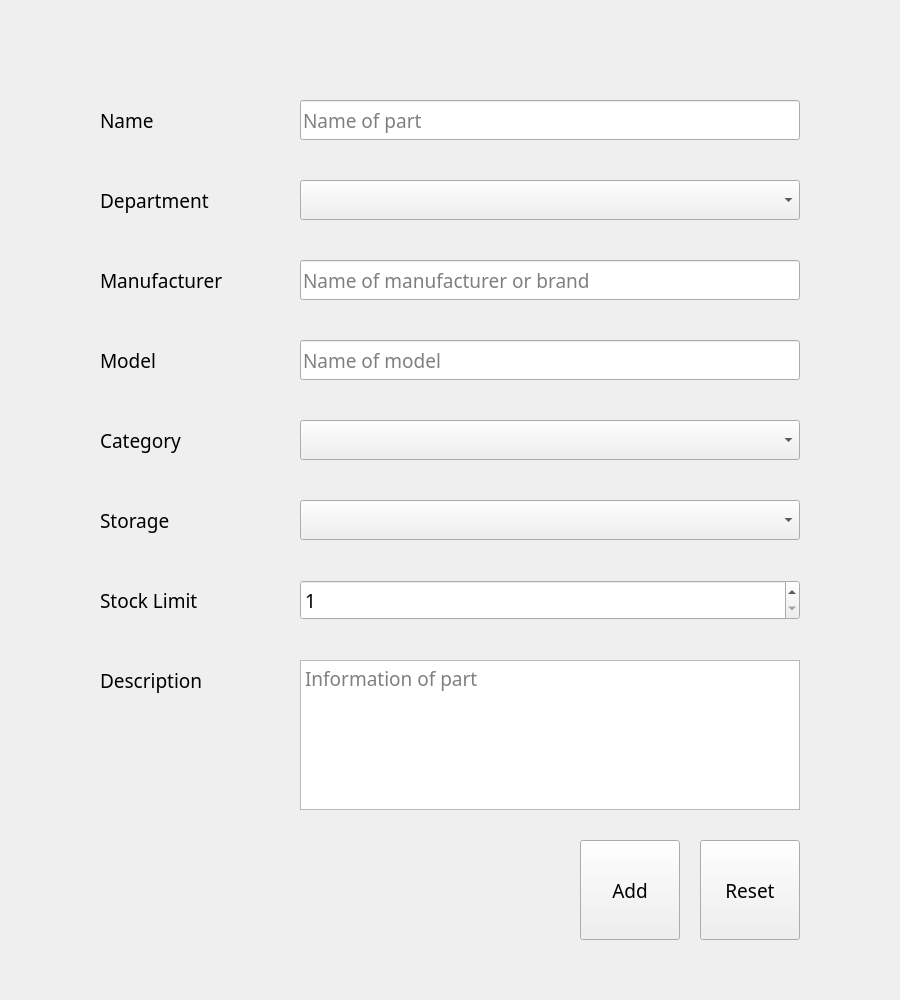
First picture: the form in UI/AddPartLoop.ui, repository Tenesh/PartLoop, before the edit.
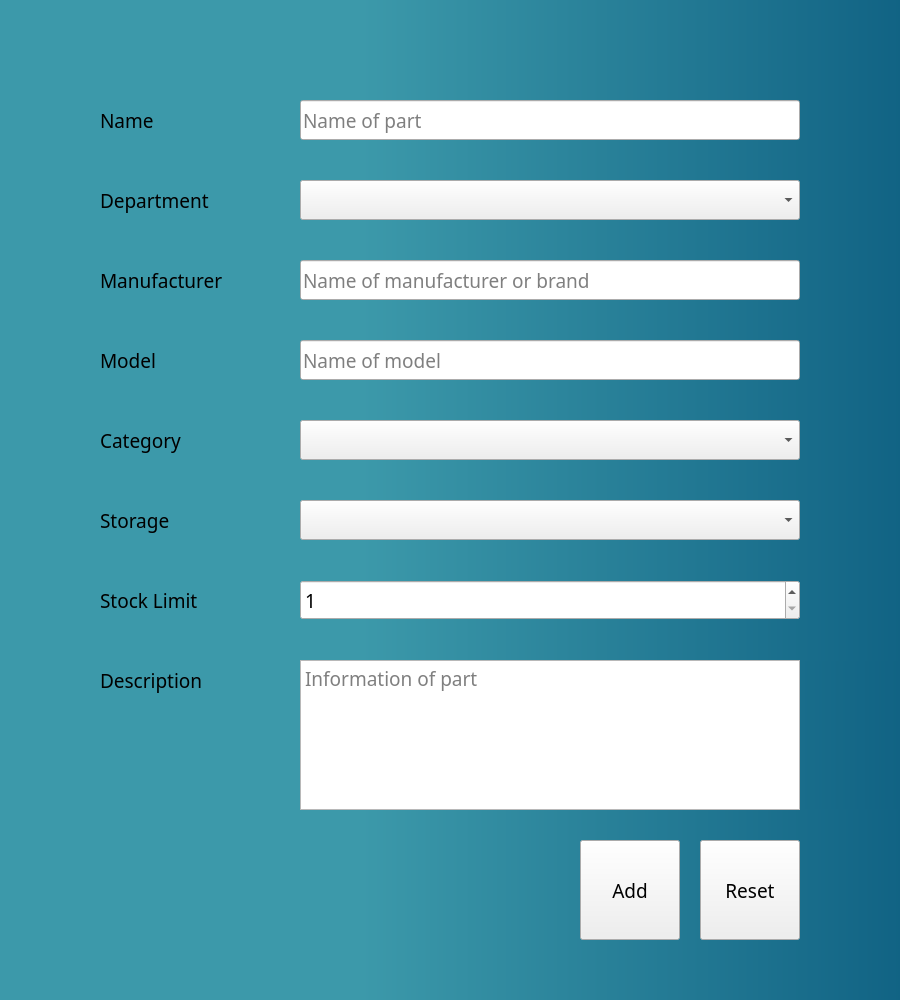
Second picture: the form after the edit. Icons and pictures are not drawn.

Diff of the .ui file:
```diff
--- a/UI/AddPartLoop.ui
+++ b/UI/AddPartLoop.ui
@@ -22,9 +22,24 @@
     <height>1000</height>
    </size>
   </property>
+  <property name="font">
+   <font>
+    <family>MS Sans Serif</family>
+   </font>
+  </property>
   <property name="windowTitle">
    <string>Add Part</string>
   </property>
+  <property name="windowIcon">
+   <iconset resource="../icons.qrc">
+    <normaloff>:/Images/new.png</normaloff>:/Images/new.png</iconset>
+  </property>
+  <property name="styleSheet">
+   <string notr="true">#dialogNewPart{
+	background-color: qlineargradient(spread:pad, x1:0, y1:0, x2:1, y2:0, stop:0.4 rgba(60, 153, 170, 255), stop:1 rgba(17, 99, 132, 255));
+}
+</string>
+  </property>
   <property name="sizeGripEnabled">
    <bool>false</bool>
   </property>
```
Left out of the diff: 3 changed lines with no effect on the pictures.
